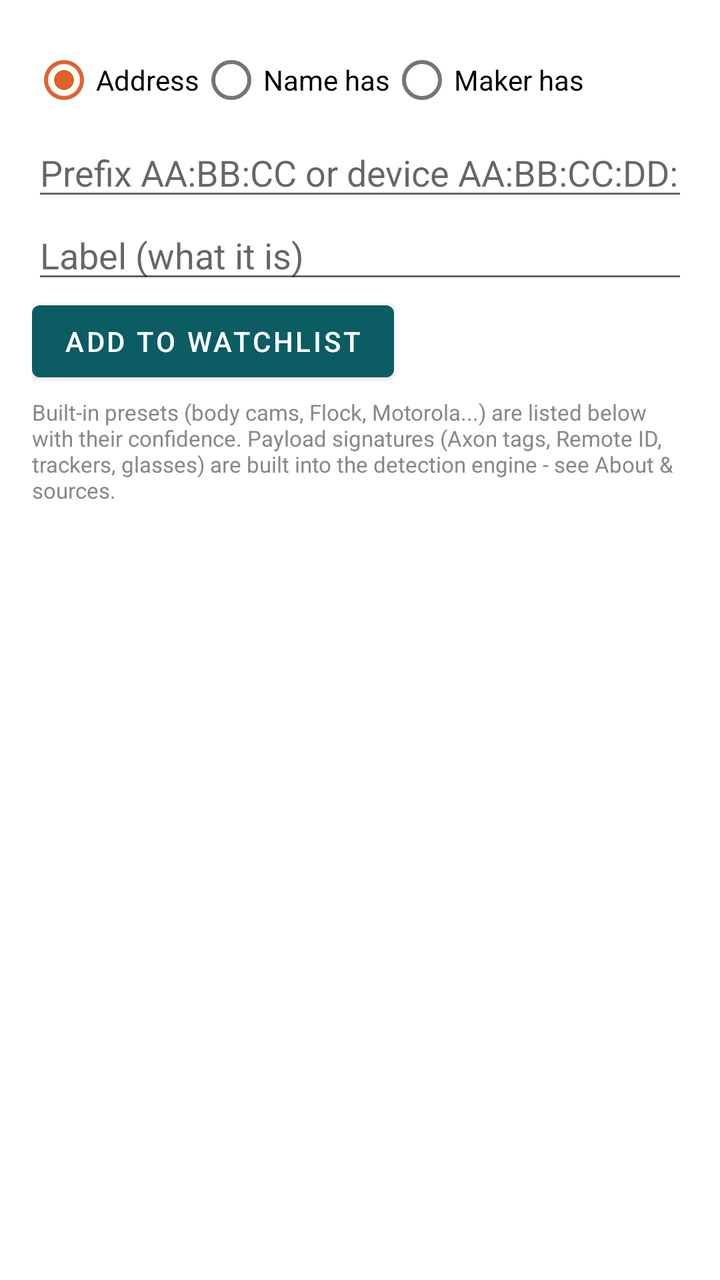
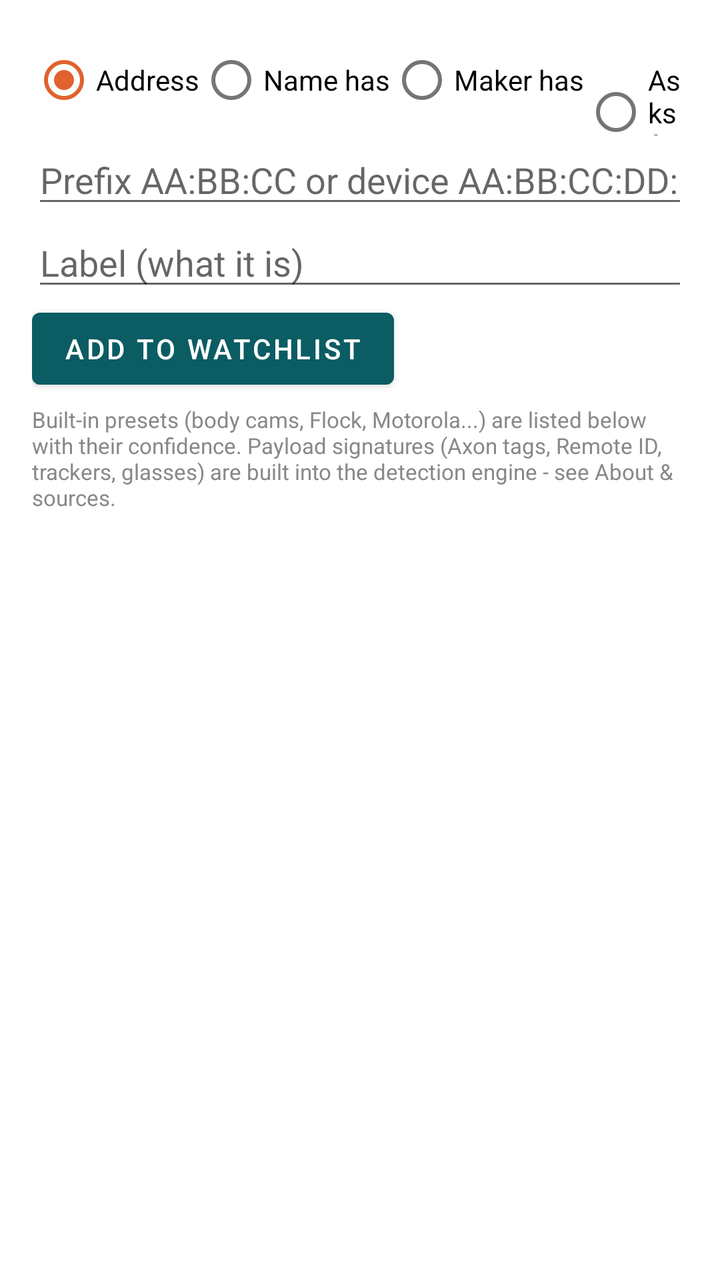

Compare the two renders of this Android layout. The source of the first and the diff that turns it into the second are given below.
<!-- AndroidManifest.xml: application theme Theme.RFSentinel -->
<!-- res/layout/activity_oui_list.xml -->
<?xml version="1.0" encoding="utf-8"?>
<LinearLayout xmlns:android="http://schemas.android.com/apk/res/android"
    android:layout_width="match_parent"
    android:layout_height="match_parent"
    android:orientation="vertical"
    android:padding="16dp">

    <RadioGroup
        android:id="@+id/ruleType"
        android:layout_width="match_parent"
        android:layout_height="wrap_content"
        android:checkedButton="@id/typeAddress"
        android:orientation="horizontal">

        <RadioButton
            android:id="@+id/typeAddress"
            android:layout_width="wrap_content"
            android:layout_height="wrap_content"
            android:text="Address" />

        <RadioButton
            android:id="@+id/typeName"
            android:layout_width="wrap_content"
            android:layout_height="wrap_content"
            android:text="Name has" />

        <RadioButton
            android:id="@+id/typeVendor"
            android:layout_width="wrap_content"
            android:layout_height="wrap_content"
            android:text="Maker has" />
    </RadioGroup>

    <EditText
        android:id="@+id/prefixInput"
        android:layout_width="match_parent"
        android:layout_height="wrap_content"
        android:hint="Prefix AA:BB:CC or device AA:BB:CC:DD:EE:FF"
        android:importantForAutofill="no"
        android:inputType="textCapCharacters|textNoSuggestions" />

    <EditText
        android:id="@+id/labelInput"
        android:layout_width="match_parent"
        android:layout_height="wrap_content"
        android:hint="Label (what it is)"
        android:importantForAutofill="no"
        android:inputType="text" />

    <Button
        android:id="@+id/addButton"
        android:layout_width="wrap_content"
        android:layout_height="wrap_content"
        android:text="Add to watchlist" />

    <TextView
        android:layout_width="match_parent"
        android:layout_height="wrap_content"
        android:paddingTop="4dp"
        android:text="Built-in presets (body cams, Flock, Motorola...) are listed below with their confidence. Payload signatures (Axon tags, Remote ID, trackers, glasses) are built into the detection engine - see About &amp; sources."
        android:textColor="#888888"
        android:textSize="11sp" />

    <androidx.recyclerview.widget.RecyclerView
        android:id="@+id/recyclerView"
        android:layout_width="match_parent"
        android:layout_height="0dp"
        android:layout_marginTop="8dp"
        android:layout_weight="1" />

</LinearLayout>
<!-- resources referenced by this layout -->
<resources>
  <style name="Theme.RFSentinel" parent="Theme.MaterialComponents.DayNight.DarkActionBar">
          <item name="colorPrimary">@color/brand_primary</item>
          <item name="colorPrimaryVariant">@color/brand_primary_dark</item>
          <item name="colorOnPrimary">@android:color/white</item>
          <item name="colorSecondary">@color/brand_accent</item>
          <item name="colorOnSecondary">@android:color/white</item>
          <item name="rfScopeColor">@color/scope</item>
          <item name="rfScopeTextColor">@color/scope_text</item>
          <item name="rfTraceColor">@color/trace</item>
          <item name="rfAccent">@color/brand_highlight</item>
          <item name="rfOnAccent">@color/brand_on_highlight</item>
      </style>
  <color name="brand_primary">#0B5C63</color>
  <color name="brand_primary_dark">#073F44</color>
  <color name="brand_accent">#E0622D</color>
  <color name="scope">#0B5C63</color>
  <color name="scope_text">#AA0B5C63</color>
  <color name="trace">#E0622D</color>
  <color name="brand_highlight">#0B5C63</color>
  <color name="brand_on_highlight">#FFFFFF</color>
</resources>

<!-- the commit's change to res/layout/activity_oui_list.xml (unified diff, before → after) -->
@@ -29,6 +29,12 @@
             android:layout_width="wrap_content"
             android:layout_height="wrap_content"
             android:text="Maker has" />
+
+        <RadioButton
+            android:id="@+id/typeProbe"
+            android:layout_width="wrap_content"
+            android:layout_height="wrap_content"
+            android:text="Asks for" />
     </RadioGroup>
 
     <EditText
